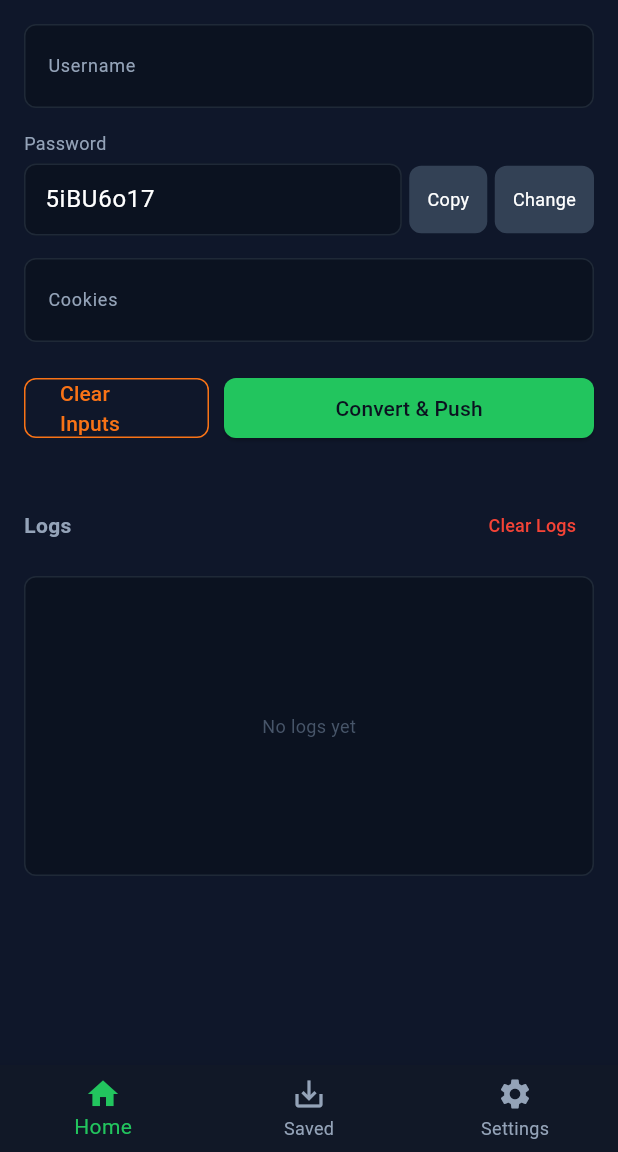
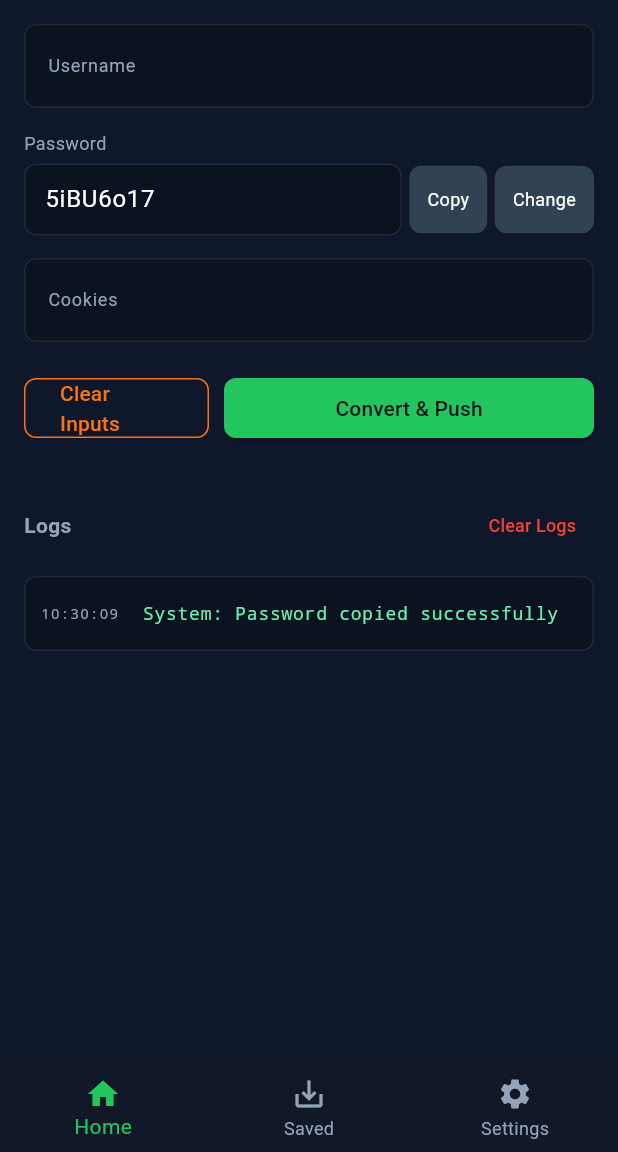
Before and after one commit to sinescode/coockiesinsaapp, a Flutter app: the screen it shows after launch, after a tap on "Copy", on a phone screen of 412 x 824 dp, the part 84-1236 px from its top. Run offline on Flutter 3.47's test engine with Material 3 defaults, Android fonts, the phone set to English and light mode, and no system bars; our stand-ins replace permission_handler, shared_preferences.

Commit message:
first commit

```diff
--- a/lib/main.dart
+++ b/lib/main.dart
@@ -180,7 +180,7 @@ class _MainScreenState extends State<MainScreen> {
 
   void _copyPassword() {
     Clipboard.setData(ClipboardData(text: _currentPassword));
-
+    _addLog("System", "Password copied successfully");
   }
 
   Future<void> _submitData() async {
@@ -487,7 +487,7 @@ class _MainScreenState extends State<MainScreen> {
                       final log = _logs[index];
                       final isError = log['status'] == "Error" || log['status'] == "Warning";
                       final isWebhook = log['status'] == "Webhook";
-                      final isBold = log['style'] == "bold"; // Check for bold style
+                      final isBold = log['style'] == "bold";
 
                       // Determine Color
                       Color logColor;
@@ -507,11 +507,16 @@ class _MainScreenState extends State<MainScreen> {
                         contentPadding: const EdgeInsets.symmetric(horizontal: 10, vertical: 0),
                         leading: Text(
                           log['time'],
-                          style: const TextStyle(fontSize: 10, color: Color(0xff94a3b8)),
+                          style: const TextStyle(
+                            fontFamily: 'monospace', // <--- ADDED MONO FONT HERE
+                            fontSize: 10,
+                            color: Color(0xff94a3b8)
+                          ),
                         ),
                         title: Text(
                           "${log['status']}: ${log['message']}",
                           style: TextStyle(
+                            fontFamily: 'monospace', // <--- ADDED MONO FONT HERE
                             fontSize: 12,
                             color: logColor,
                             fontWeight: fontWeight,
```
